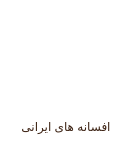
Above: Client/user/bookcard.ui from Onyx1907/Lumina-EBook-Platform before the change. Below: the same form after it.
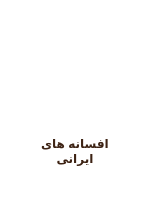
That is the form after the change. Icons and pictures are not drawn.

Patch:
```diff
--- a/Client/user/bookcard.ui
+++ b/Client/user/bookcard.ui
@@ -6,8 +6,8 @@
    <rect>
     <x>0</x>
     <y>0</y>
-    <width>120</width>
-    <height>150</height>
+    <width>150</width>
+    <height>200</height>
    </rect>
   </property>
   <property name="sizePolicy">
@@ -24,15 +24,15 @@
   </property>
   <property name="maximumSize">
    <size>
-    <width>120</width>
-    <height>150</height>
+    <width>150</width>
+    <height>200</height>
    </size>
   </property>
   <property name="windowTitle">
    <string>Form</string>
   </property>
   <property name="layoutDirection">
-   <enum>Qt::RightToLeft</enum>
+   <enum>Qt::LeftToRight</enum>
   </property>
   <property name="styleSheet">
    <string notr="true">   background: none;
@@ -40,19 +40,19 @@
 
     border: 1px solid transparent;</string>
   </property>
-  <layout class="QVBoxLayout" name="verticalLayout">
-   <item>
+  <layout class="QGridLayout" name="gridLayout">
+   <item row="0" column="0">
     <widget class="QLabel" name="book_cover">
      <property name="minimumSize">
       <size>
-       <width>80</width>
-       <height>110</height>
+       <width>100</width>
+       <height>125</height>
       </size>
      </property>
      <property name="maximumSize">
       <size>
-       <width>90</width>
-       <height>110</height>
+       <width>100</width>
+       <height>125</height>
       </size>
      </property>
      <property name="styleSheet">
@@ -72,7 +72,23 @@
      </property>
     </widget>
    </item>
-   <item>
+   <item row="3" column="0">
+    <widget class="QLabel" name="total_revenue_label">
+     <property name="styleSheet">
+      <string notr="true">QLabel{
+	color: #3d2314;
+font-size: 12px;
+}</string>
+     </property>
+     <property name="text">
+      <string/>
+     </property>
+     <property name="alignment">
+      <set>Qt::AlignCenter</set>
+     </property>
+    </widget>
+   </item>
+   <item row="2" column="0">
     <widget class="QLabel" name="title_label">
      <property name="sizePolicy">
       <sizepolicy hsizetype="Preferred" vsizetype="Preferred">
@@ -80,21 +96,11 @@
        <verstretch>25</verstretch>
       </sizepolicy>
      </property>
-     <property name="minimumSize">
-      <size>
-       <width>110</width>
-       <height>25</height>
-      </size>
-     </property>
-     <property name="maximumSize">
-      <size>
-       <width>110</width>
-       <height>25</height>
-      </size>
-     </property>
      <property name="styleSheet">
       <string notr="true">QLabel{
 	color: #3d2314;
+font-size: 13px;
+    font-weight: bold;
 }</string>
      </property>
      <property name="text">
```
